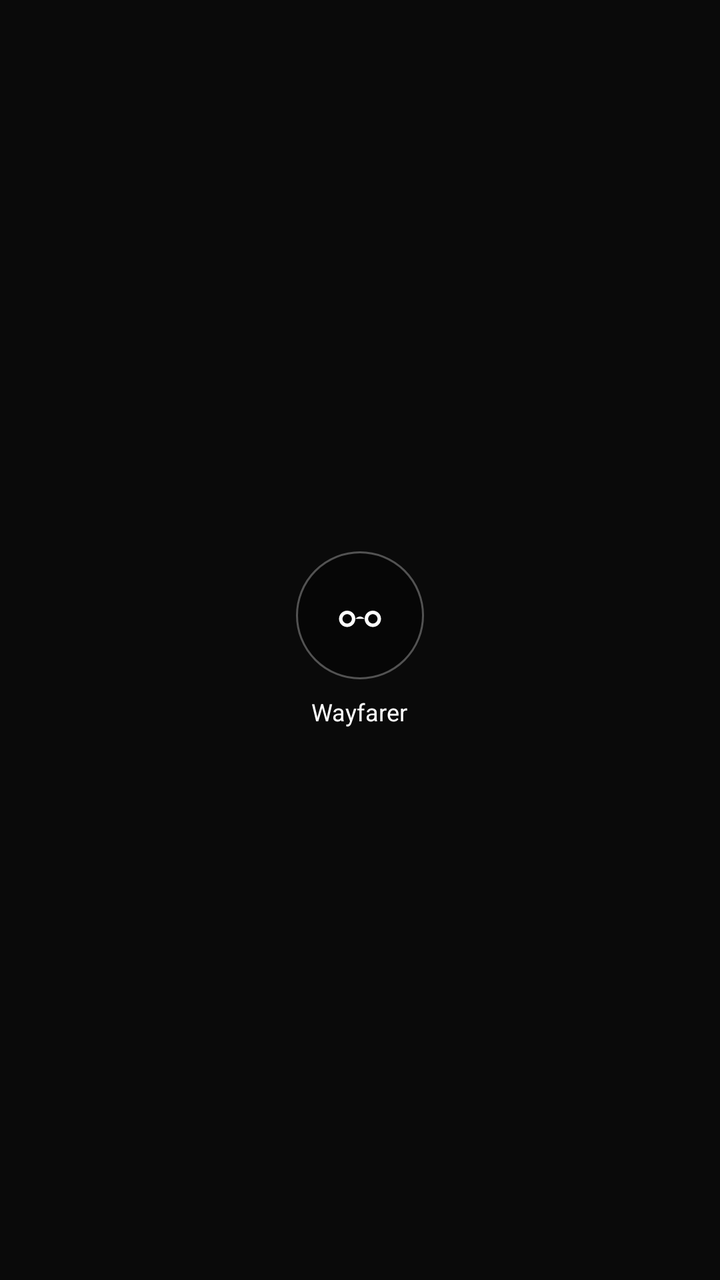
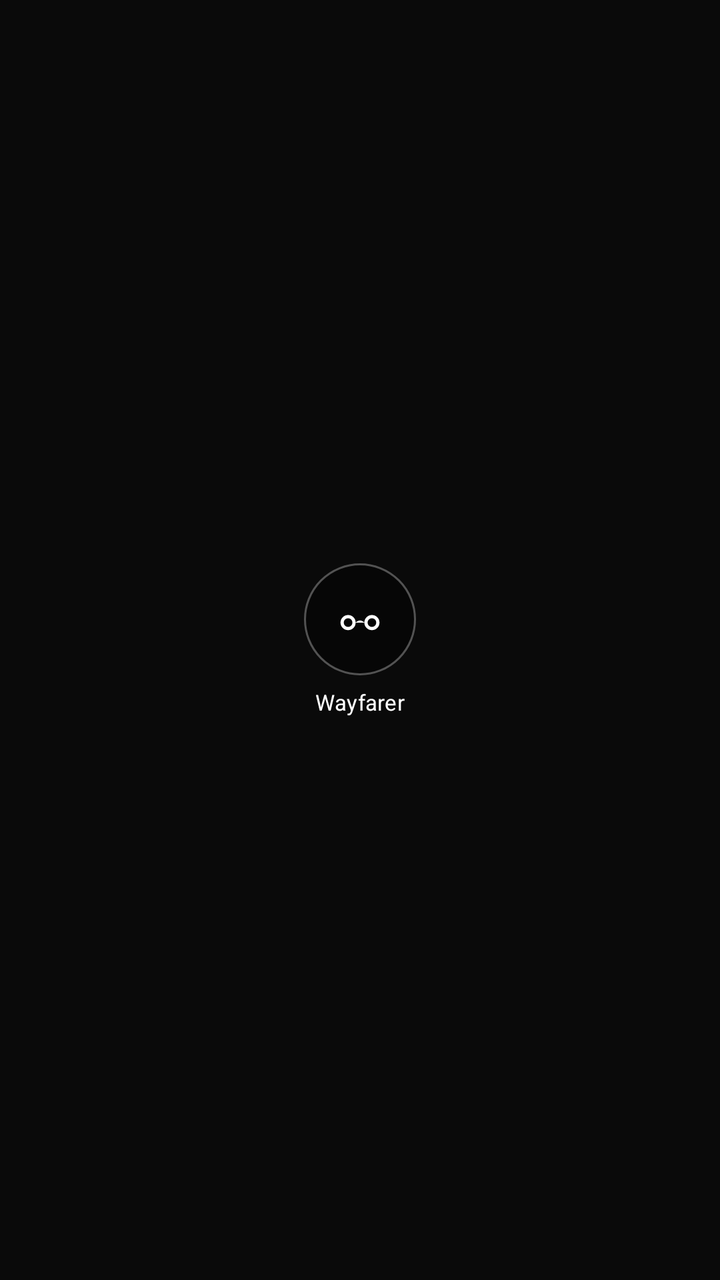

An Android layout rendered at two revisions. The XML below is the earlier revision; the diff shows what the commit changed to produce the second picture.
<!-- AndroidManifest.xml: application theme Theme.LensMatch -->
<!-- res/layout/item_ar_frame_circle.xml -->
<?xml version="1.0" encoding="utf-8"?>
<LinearLayout xmlns:android="http://schemas.android.com/apk/res/android"
    xmlns:app="http://schemas.android.com/apk/res-auto"
    android:id="@+id/layout_frame_circle_root"
    android:layout_width="80dp"
    android:layout_height="wrap_content"
    android:gravity="center"
    android:orientation="vertical"
    android:padding="4dp">

    <FrameLayout
        android:id="@+id/frame_circle_bg"
        android:layout_width="64dp"
        android:layout_height="64dp"
        android:background="@drawable/bg_ar_circle_unselected">

        <ImageView
            android:id="@+id/iv_frame_icon"
            android:layout_width="28dp"
            android:layout_height="28dp"
            android:layout_gravity="center"
            android:src="@drawable/ic_eyeglasses"
            app:tint="@color/white" />
    </FrameLayout>

    <TextView
        android:id="@+id/tv_frame_label"
        android:layout_width="wrap_content"
        android:layout_height="wrap_content"
        android:layout_marginTop="8dp"
        android:ellipsize="end"
        android:maxLines="1"
        android:text="Wayfarer"
        android:textColor="@color/white"
        android:textSize="12sp" />
</LinearLayout>
<!-- resources referenced by this layout -->
<resources>
  <color name="white">#FFFFFF</color>
  <!-- drawable bg_ar_circle_unselected (drawable) -->
  <?xml version="1.0" encoding="utf-8"?>
  <shape xmlns:android="http://schemas.android.com/apk/res/android"
      android:shape="oval">
      <solid android:color="#73000000" />
      <stroke
          android:width="1dp"
          android:color="#4DFFFFFF" />
  </shape>
  <!-- drawable ic_eyeglasses (drawable) -->
  <vector xmlns:android="http://schemas.android.com/apk/res/android"
      android:width="24dp"
      android:height="24dp"
      android:viewportWidth="24"
      android:viewportHeight="24">
    <path
        android:fillColor="#FFFFFFFF"
        android:pathData="M6.5,10C4.57,10 3,11.57 3,13.5C3,15.43 4.57,17 6.5,17C8.43,17 10,15.43 10,13.5C10,11.57 8.43,10 6.5,10ZM6.5,15.5C5.4,15.5 4.5,14.6 4.5,13.5C4.5,12.4 5.4,11.5 6.5,11.5C7.6,11.5 8.5,12.4 8.5,13.5C8.5,14.6 7.6,15.5 6.5,15.5ZM17.5,10C15.57,10 14,11.57 14,13.5C14,15.43 15.57,17 17.5,17C19.43,17 21,15.43 21,13.5C21,11.57 19.43,10 17.5,10ZM17.5,15.5C16.4,15.5 15.5,14.6 15.5,13.5C15.5,12.4 16.4,11.5 17.5,11.5C18.6,11.5 19.5,12.4 19.5,13.5C19.5,14.6 18.6,15.5 17.5,15.5ZM10,13.5C10,13.5 11,12.5 12,12.5C13,12.5 14,13.5 14,13.5"/>
  </vector>
  <style name="Theme.LensMatch" parent="Theme.MaterialComponents.DayNight.NoActionBar">
          <item name="colorPrimary">@color/accentGold</item>
          <item name="colorPrimaryVariant">@color/accentGold</item>
          <item name="colorOnPrimary">@color/bgCard</item>
          <item name="colorSecondary">@color/accentGold</item>
          <item name="colorSecondaryVariant">@color/accentGold</item>
          <item name="colorOnSecondary">@color/bgCard</item>
          <item name="android:statusBarColor">@color/bgPrimary</item>
          <item name="android:windowBackground">@color/bgPrimary</item>
          <item name="android:textColorPrimary">@color/textPrimary</item>
          <item name="android:textColorSecondary">@color/textSecondary</item>
          <item name="bottomNavigationStyle">@style/Widget.LensMatch.BottomNavigationView</item>
      </style>
  <color name="accentGold">#D4AF37</color>
  <color name="bgCard">#141414</color>
  <color name="bgPrimary">#0A0A0A</color>
  <color name="textPrimary">#F9F6EE</color>
  <color name="textSecondary">#AFAFAF</color>
  <style name="Widget.LensMatch.BottomNavigationView" parent="Widget.MaterialComponents.BottomNavigationView">
          <item name="backgroundTint">@color/bgCard</item>
          <item name="itemIconTint">@color/bottom_nav_color</item>
          <item name="itemTextColor">@color/bottom_nav_color</item>
          <item name="elevation">8dp</item>
      </style>
</resources>

<!-- the commit's change to res/layout/item_ar_frame_circle.xml (unified diff, before → after) -->
@@ -2,35 +2,42 @@
 <LinearLayout xmlns:android="http://schemas.android.com/apk/res/android"
     xmlns:app="http://schemas.android.com/apk/res-auto"
     android:id="@+id/layout_frame_circle_root"
-    android:layout_width="80dp"
+    android:layout_width="72dp"
     android:layout_height="wrap_content"
     android:gravity="center"
     android:orientation="vertical"
-    android:padding="4dp">
+    android:paddingHorizontal="6dp"
+    android:paddingVertical="4dp">
 
+    
     <FrameLayout
         android:id="@+id/frame_circle_bg"
-        android:layout_width="64dp"
-        android:layout_height="64dp"
-        android:background="@drawable/bg_ar_circle_unselected">
+        android:layout_width="56dp"
+        android:layout_height="56dp"
+        android:background="@drawable/bg_ar_circle_unselected"
+        android:elevation="2dp">
 
         <ImageView
             android:id="@+id/iv_frame_icon"
-            android:layout_width="28dp"
-            android:layout_height="28dp"
+            android:layout_width="26dp"
+            android:layout_height="26dp"
             android:layout_gravity="center"
             android:src="@drawable/ic_eyeglasses"
             app:tint="@color/white" />
     </FrameLayout>
 
+    
     <TextView
         android:id="@+id/tv_frame_label"
         android:layout_width="wrap_content"
         android:layout_height="wrap_content"
-        android:layout_marginTop="8dp"
+        android:layout_marginTop="6dp"
         android:ellipsize="end"
         android:maxLines="1"
         android:text="Wayfarer"
         android:textColor="@color/white"
-        android:textSize="12sp" />
+        android:textSize="11sp"
+        android:fontFamily="sans-serif"
+        android:letterSpacing="0.01" />
+
 </LinearLayout>
